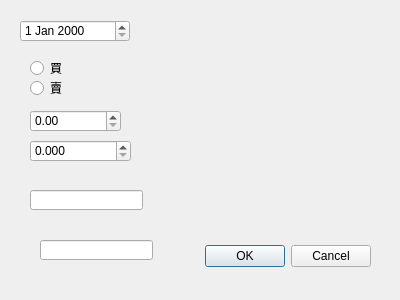
First picture: the form in QtStockPriceEditDialog.ui, repository foxking0416/PythonStockPrice, before the edit.
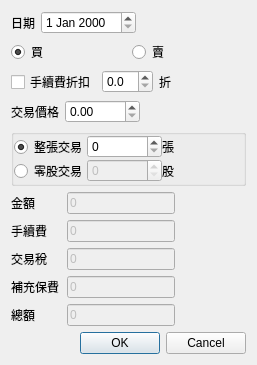
Second picture: the form after the edit.

Diff of the .ui file:
```diff
--- a/QtStockPriceEditDialog.ui
+++ b/QtStockPriceEditDialog.ui
@@ -6,108 +6,475 @@
    <rect>
     <x>0</x>
     <y>0</y>
-    <width>400</width>
-    <height>300</height>
+    <width>257</width>
+    <height>345</height>
    </rect>
   </property>
   <property name="windowTitle">
    <string>Dialog</string>
   </property>
-  <widget class="QDialogButtonBox" name="buttonBox">
-   <property name="geometry">
-    <rect>
-     <x>30</x>
-     <y>240</y>
-     <width>341</width>
-     <height>32</height>
-    </rect>
-   </property>
-   <property name="orientation">
-    <enum>Qt::Horizontal</enum>
-   </property>
-   <property name="standardButtons">
-    <set>QDialogButtonBox::Cancel|QDialogButtonBox::Ok</set>
-   </property>
-  </widget>
-  <widget class="QDateEdit" name="qtDateEdit">
-   <property name="geometry">
-    <rect>
-     <x>20</x>
-     <y>20</y>
-     <width>110</width>
-     <height>22</height>
-    </rect>
-   </property>
-  </widget>
-  <widget class="QRadioButton" name="qtBuyRadioButton">
-   <property name="geometry">
-    <rect>
-     <x>30</x>
-     <y>60</y>
-     <width>83</width>
-     <height>16</height>
-    </rect>
-   </property>
-   <property name="text">
-    <string>買</string>
-   </property>
-  </widget>
-  <widget class="QRadioButton" name="qtSellRadioButton">
-   <property name="geometry">
-    <rect>
-     <x>30</x>
-     <y>80</y>
-     <width>83</width>
-     <height>16</height>
-    </rect>
-   </property>
-   <property name="text">
-    <string>賣</string>
-   </property>
-  </widget>
-  <widget class="QDoubleSpinBox" name="qtPriceDoubleSpinBox">
-   <property name="geometry">
-    <rect>
-     <x>30</x>
-     <y>110</y>
-     <width>91</width>
-     <height>22</height>
-    </rect>
-   </property>
-  </widget>
-  <widget class="QLineEdit" name="lineEdit">
-   <property name="geometry">
-    <rect>
-     <x>30</x>
-     <y>190</y>
-     <width>113</width>
-     <height>20</height>
-    </rect>
-   </property>
-  </widget>
-  <widget class="QLineEdit" name="lineEdit_2">
-   <property name="geometry">
-    <rect>
-     <x>40</x>
-     <y>240</y>
-     <width>113</width>
-     <height>20</height>
-    </rect>
-   </property>
-  </widget>
-  <widget class="QDoubleSpinBox" name="doubleSpinBox">
-   <property name="geometry">
-    <rect>
-     <x>30</x>
-     <y>140</y>
-     <width>101</width>
-     <height>22</height>
-    </rect>
-   </property>
-   <property name="decimals">
-    <number>3</number>
-   </property>
-  </widget>
+  <layout class="QVBoxLayout" name="verticalLayout">
+   <item>
+    <layout class="QHBoxLayout" name="horizontalLayout">
+     <item>
+      <widget class="QLabel" name="label">
+       <property name="text">
+        <string>日期</string>
+       </property>
+      </widget>
+     </item>
+     <item>
+      <widget class="QDateEdit" name="qtDateEdit"/>
+     </item>
+     <item>
+      <spacer name="horizontalSpacer_3">
+       <property name="orientation">
+        <enum>Qt::Horizontal</enum>
+       </property>
+       <property name="sizeHint" stdset="0">
+        <size>
+         <width>40</width>
+         <height>20</height>
+        </size>
+       </property>
+      </spacer>
+     </item>
+    </layout>
+   </item>
+   <item>
+    <layout class="QHBoxLayout" name="horizontalLayout_2">
+     <item>
+      <widget class="QRadioButton" name="qtBuyRadioButton">
+       <property name="text">
+        <string>買</string>
+       </property>
+       <property name="checked">
+        <bool>true</bool>
+       </property>
+      </widget>
+     </item>
+     <item>
+      <widget class="QRadioButton" name="qtSellRadioButton">
+       <property name="text">
+        <string>賣</string>
+       </property>
+      </widget>
+     </item>
+    </layout>
+   </item>
+   <item>
+    <layout class="QHBoxLayout" name="horizontalLayout_11">
+     <item>
+      <widget class="QCheckBox" name="qtDiscountCheckBox">
+       <property name="text">
+        <string>手續費折扣</string>
+       </property>
+      </widget>
+     </item>
+     <item>
+      <widget class="QDoubleSpinBox" name="qtDiscountRateDoubleSpinBox">
+       <property name="decimals">
+        <number>1</number>
+       </property>
+       <property name="maximum">
+        <double>10.000000000000000</double>
+       </property>
+      </widget>
+     </item>
+     <item>
+      <widget class="QLabel" name="label_10">
+       <property name="text">
+        <string>折</string>
+       </property>
+      </widget>
+     </item>
+     <item>
+      <spacer name="horizontalSpacer_10">
+       <property name="orientation">
+        <enum>Qt::Horizontal</enum>
+       </property>
+       <property name="sizeHint" stdset="0">
+        <size>
+         <width>40</width>
+         <height>20</height>
+        </size>
+       </property>
+      </spacer>
+     </item>
+    </layout>
+   </item>
+   <item>
+    <layout class="QHBoxLayout" name="horizontalLayout_3">
+     <item>
+      <widget class="QLabel" name="label_2">
+       <property name="text">
+        <string>交易價格</string>
+       </property>
+      </widget>
+     </item>
+     <item>
+      <widget class="QDoubleSpinBox" name="qtPriceDoubleSpinBox">
+       <property name="minimumSize">
+        <size>
+         <width>75</width>
+         <height>0</height>
+        </size>
+       </property>
+       <property name="maximum">
+        <double>9999.989999999999782</double>
+       </property>
+      </widget>
+     </item>
+     <item>
+      <spacer name="horizontalSpacer_4">
+       <property name="orientation">
+        <enum>Qt::Horizontal</enum>
+       </property>
+       <property name="sizeHint" stdset="0">
+        <size>
+         <width>40</width>
+         <height>20</height>
+        </size>
+       </property>
+      </spacer>
+     </item>
+    </layout>
+   </item>
+   <item>
+    <widget class="QGroupBox" name="groupBox">
+     <property name="title">
+      <string/>
+     </property>
+     <layout class="QVBoxLayout" name="verticalLayout_2">
+      <property name="spacing">
+       <number>0</number>
+      </property>
+      <property name="leftMargin">
+       <number>0</number>
+      </property>
+      <property name="topMargin">
+       <number>0</number>
+      </property>
+      <property name="rightMargin">
+       <number>0</number>
+      </property>
+      <property name="bottomMargin">
+       <number>0</number>
+      </property>
+      <item>
+       <layout class="QHBoxLayout" name="horizontalLayout_5">
+        <item>
+         <widget class="QRadioButton" name="qtCommonTradeRadioButton">
+          <property name="text">
+           <string>整張交易</string>
+          </property>
+          <property name="checked">
+           <bool>true</bool>
+          </property>
+         </widget>
+        </item>
+        <item>
+         <widget class="QSpinBox" name="qtCommonTradeCountSpinBox">
+          <property name="sizePolicy">
+           <sizepolicy hsizetype="Preferred" vsizetype="Fixed">
+            <horstretch>0</horstretch>
+            <verstretch>0</verstretch>
+           </sizepolicy>
+          </property>
+          <property name="minimumSize">
+           <size>
+            <width>75</width>
+            <height>0</height>
+           </size>
+          </property>
+          <property name="maximum">
+           <number>99999</number>
+          </property>
+         </widget>
+        </item>
+        <item>
+         <widget class="QLabel" name="label_4">
+          <property name="text">
+           <string>張</string>
+          </property>
+         </widget>
+        </item>
+        <item>
+         <spacer name="horizontalSpacer">
+          <property name="orientation">
+           <enum>Qt::Horizontal</enum>
+          </property>
+          <property name="sizeHint" stdset="0">
+           <size>
+            <width>40</width>
+            <height>20</height>
+           </size>
+          </property>
+         </spacer>
+        </item>
+       </layout>
+      </item>
+      <item>
+       <layout class="QHBoxLayout" name="horizontalLayout_6">
+        <item>
+         <widget class="QRadioButton" name="qtOddTradeRadioButton">
+          <property name="text">
+           <string>零股交易</string>
+          </property>
+         </widget>
+        </item>
+        <item>
+         <widget class="QSpinBox" name="qtOddTradeCountSpinBox">
+          <property name="enabled">
+           <bool>false</bool>
+          </property>
+          <property name="minimumSize">
+           <size>
+            <width>75</width>
+            <height>0</height>
+           </size>
+          </property>
+          <property name="maximum">
+           <number>99999</number>
+          </property>
+         </widget>
+        </item>
+        <item>
+         <widget class="QLabel" name="label_5">
+          <property name="text">
+           <string>股</string>
+          </property>
+         </widget>
+        </item>
+        <item>
+         <spacer name="horizontalSpacer_2">
+          <property name="orientation">
+           <enum>Qt::Horizontal</enum>
+          </property>
+          <property name="sizeHint" stdset="0">
+           <size>
+            <width>40</width>
+            <height>20</height>
+           </size>
+          </property>
+         </spacer>
+        </item>
+       </layout>
+      </item>
+     </layout>
+    </widget>
+   </item>
+   <item>
+    <layout class="QHBoxLayout" name="horizontalLayout_4">
+     <item>
+      <widget class="QLabel" name="label_3">
+       <property name="minimumSize">
+        <size>
+         <width>50</width>
+         <height>0</height>
+        </size>
+       </property>
+       <property name="text">
+        <string>金額</string>
+       </property>
+      </widget>
+     </item>
+     <item>
+      <widget class="QLineEdit" name="qtTradingValueLineEdit">
+       <property name="enabled">
+        <bool>false</bool>
+       </property>
+       <property name="text">
+        <string>0</string>
+       </property>
+      </widget>
+     </item>
+     <item>
+      <spacer name="horizontalSpacer_5">
+       <property name="orientation">
+        <enum>Qt::Horizontal</enum>
+       </property>
+       <property name="sizeHint" stdset="0">
+        <size>
+         <width>40</width>
+         <height>20</height>
+        </size>
+       </property>
+      </spacer>
+     </item>
+    </layout>
+   </item>
+   <item>
+    <layout class="QHBoxLayout" name="horizontalLayout_7">
+     <item>
+      <widget class="QLabel" name="label_6">
+       <property name="minimumSize">
+        <size>
+         <width>50</width>
+         <height>0</height>
+        </size>
+       </property>
+       <property name="text">
+        <string>手續費</string>
+       </property>
+      </widget>
+     </item>
+     <item>
+      <widget class="QLineEdit" name="qtFeeLineEdit">
+       <property name="enabled">
+        <bool>false</bool>
+       </property>
+       <property name="text">
+        <string>0</string>
+       </property>
+      </widget>
+     </item>
+     <item>
+      <spacer name="horizontalSpacer_6">
+       <property name="orientation">
+        <enum>Qt::Horizontal</enum>
+       </property>
+       <property name="sizeHint" stdset="0">
+        <size>
+         <width>40</width>
+         <height>20</height>
+        </size>
+       </property>
+      </spacer>
+     </item>
+    </layout>
+   </item>
+   <item>
+    <layout class="QHBoxLayout" name="horizontalLayout_8">
+     <item>
+      <widget class="QLabel" name="label_7">
+       <property name="minimumSize">
+        <size>
+         <width>50</width>
+         <height>0</height>
+        </size>
+       </property>
+       <property name="text">
+        <string>交易稅</string>
+       </property>
+      </widget>
+     </item>
+     <item>
+      <widget class="QLineEdit" name="qtTaxLineEdit">
+       <property name="enabled">
+        <bool>false</bool>
+       </property>
+       <property name="text">
+        <string>0</string>
+       </property>
+      </widget>
+     </item>
+     <item>
+      <spacer name="horizontalSpacer_7">
+       <property name="orientation">
+        <enum>Qt::Horizontal</enum>
+       </property>
+       <property name="sizeHint" stdset="0">
+        <size>
+         <width>40</width>
+         <height>20</height>
+        </size>
+       </property>
+      </spacer>
+     </item>
+    </layout>
+   </item>
+   <item>
+    <layout class="QHBoxLayout" name="horizontalLayout_9">
+     <item>
+      <widget class="QLabel" name="label_8">
+       <property name="minimumSize">
+        <size>
+         <width>50</width>
+         <height>0</height>
+        </size>
+       </property>
+       <property name="text">
+        <string>補充保費</string>
+       </property>
+      </widget>
+     </item>
+     <item>
+      <widget class="QLineEdit" name="qtInsuranceLineEdit">
+       <property name="enabled">
+        <bool>false</bool>
+       </property>
+       <property name="text">
+        <string>0</string>
+       </property>
+      </widget>
+     </item>
+     <item>
+      <spacer name="horizontalSpacer_8">
+       <property name="orientation">
+        <enum>Qt::Horizontal</enum>
+       </property>
+       <property name="sizeHint" stdset="0">
+        <size>
+         <width>40</width>
+         <height>20</height>
+        </size>
+       </property>
+      </spacer>
+     </item>
+    </layout>
+   </item>
+   <item>
+    <layout class="QHBoxLayout" name="horizontalLayout_10">
+     <item>
+      <widget class="QLabel" name="label_9">
+       <property name="minimumSize">
+        <size>
+         <width>50</width>
+         <height>0</height>
+        </size>
+       </property>
+       <property name="text">
+        <string>總額</string>
+       </property>
+      </widget>
+     </item>
+     <item>
+      <widget class="QLineEdit" name="qtTotalCostLineEdit">
+       <property name="enabled">
+        <bool>false</bool>
+       </property>
+       <property name="text">
+        <string>0</string>
+       </property>
+      </widget>
+     </item>
+     <item>
+      <spacer name="horizontalSpacer_9">
+       <property name="orientation">
+        <enum>Qt::Horizontal</enum>
+       </property>
+       <property name="sizeHint" stdset="0">
+        <size>
+         <width>40</width>
+         <height>20</height>
+        </size>
+       </property>
+      </spacer>
+     </item>
+    </layout>
+   </item>
+   <item>
+    <widget class="QDialogButtonBox" name="qtOkButtonBox">
+     <property name="orientation">
+      <enum>Qt::Horizontal</enum>
+     </property>
+     <property name="standardButtons">
+      <set>QDialogButtonBox::Cancel|QDialogButtonBox::Ok</set>
+     </property>
+    </widget>
+   </item>
+  </layout>
  </widget>
  <resources/>
  <connections>
```
Left out of the diff: 4 changed lines with no effect on the pictures.
